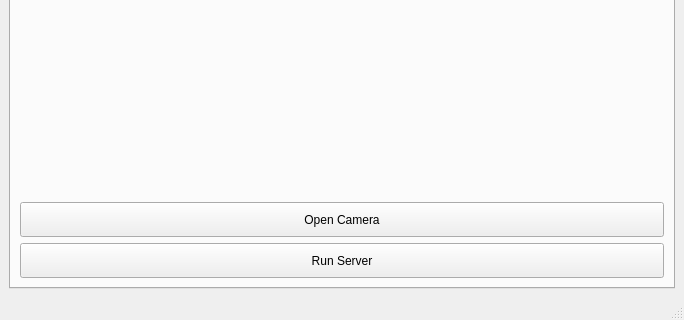
Above: MainWindow2.ui from AHazimy/ADVP_Python_Proj before the change; both pictures show x 0 to 684 and y 369 to 689 of the 684 by 689 pixel window. Below: the same form after it.
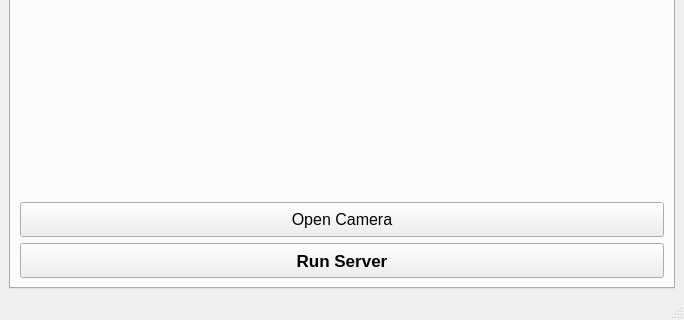
That is the form after the change.

```diff
--- a/MainWindow2.ui
+++ b/MainWindow2.ui
@@ -16,6 +16,18 @@
     <verstretch>0</verstretch>
    </sizepolicy>
   </property>
+  <property name="minimumSize">
+   <size>
+    <width>684</width>
+    <height>689</height>
+   </size>
+  </property>
+  <property name="maximumSize">
+   <size>
+    <width>684</width>
+    <height>689</height>
+   </size>
+  </property>
   <property name="windowTitle">
    <string>MainWindow</string>
   </property>
@@ -72,6 +84,11 @@
                 <height>35</height>
                </size>
               </property>
+              <property name="font">
+               <font>
+                <pointsize>12</pointsize>
+               </font>
+              </property>
               <property name="cursor">
                <cursorShape>PointingHandCursor</cursorShape>
               </property>
@@ -88,6 +105,13 @@
                 <height>35</height>
                </size>
               </property>
+              <property name="font">
+               <font>
+                <pointsize>13</pointsize>
+                <weight>75</weight>
+                <bold>true</bold>
+               </font>
+              </property>
               <property name="cursor">
                <cursorShape>PointingHandCursor</cursorShape>
               </property>
```
